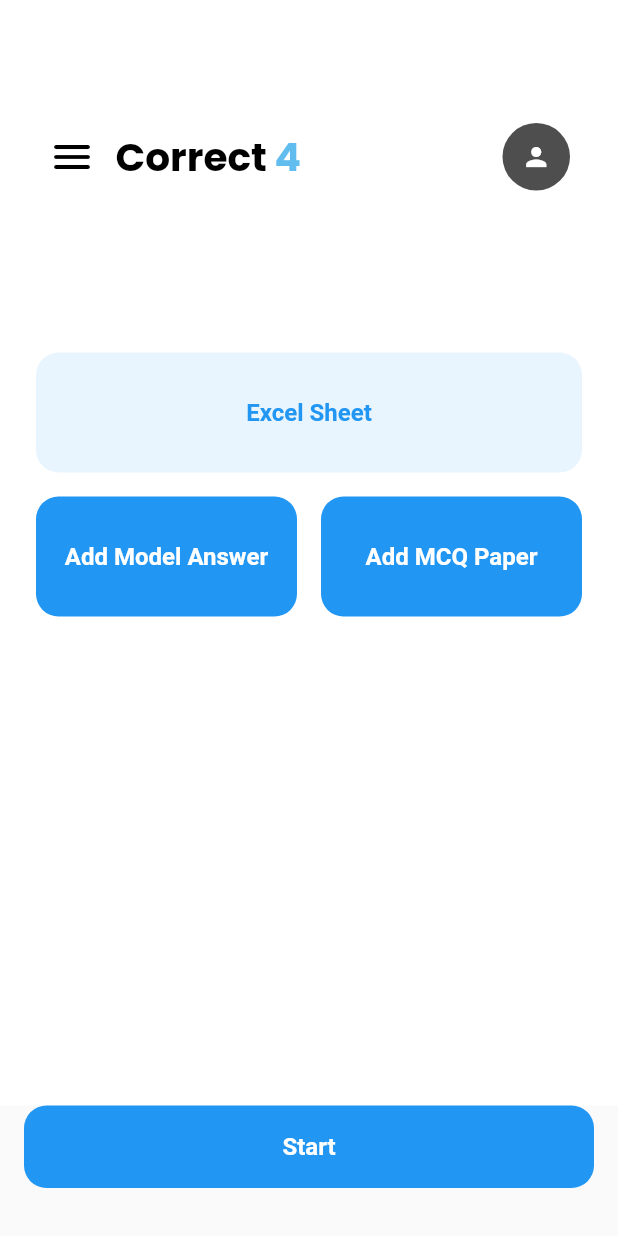
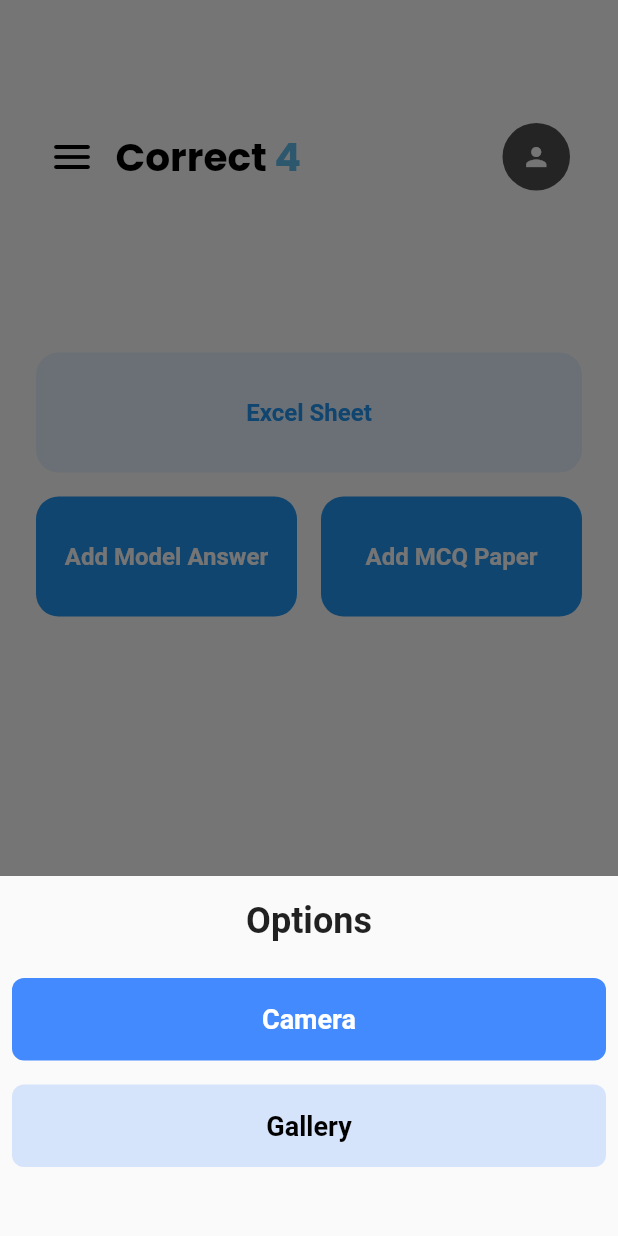
Before and after one commit to Ahmedgx/correct-4, a Flutter app: the ActionsScreen screen opened directly with empty values, after a tap on "Add Model Answer", on a phone screen of 412 x 824 dp. Run offline on Flutter 3.47's test engine with Material 2 defaults, Android fonts, the phone set to English and light mode, and no system bars; our stand-ins replace dio, image_picker, loading_indicator, shared_preferences; accounts and stored records are empty.

```diff
--- a/lib/core/services/image_picker_service.dart
+++ b/lib/core/services/image_picker_service.dart
@@ -5,7 +5,7 @@ import 'package:image_picker/image_picker.dart';
 class ImagePickerService {
   ImagePickerService._();
 
-  static Future pickImageFromCamera() async {
+  static Future<File> pickImageFromCamera() async {
     File image;
     final picker = ImagePicker();
     var _pickedFile = await picker.pickImage(
@@ -16,7 +16,7 @@ class ImagePickerService {
     return image;
   }
 
-  static Future pickImageFromGallery() async {
+  static Future<File> pickImageFromGallery() async {
     File image;
     final picker = ImagePicker();
     var _pickedFile = await picker.pickImage(
--- a/lib/views/actions_screen.dart
+++ b/lib/views/actions_screen.dart
@@ -1,4 +1,10 @@
+import 'dart:developer';
+import 'dart:io';
+
+import 'package:dio/dio.dart';
 import 'package:flutter/material.dart';
+import 'package:http_parser/http_parser.dart';
+import 'package:untitled1/core/network/dio_helper.dart';
 import 'package:untitled1/core/services/image_picker_service.dart';
 
 import 'classes_screen.dart';
@@ -121,7 +127,94 @@ class _ActionsScreenState extends State<ActionsScreen> {
                   Expanded(
                     child: GestureDetector(
                       onTap: () async {
-                        await ImagePickerService.pickImageFromGallery();
+                        showModalBottomSheet<void>(
+                          context: context,
+                          builder: (BuildContext context) {
+                            return Container(
+                              height: 240,
+                              padding: EdgeInsets.symmetric(vertical: 16),
+                              child: Center(
+                                child: Column(
+                                  mainAxisAlignment: MainAxisAlignment.start,
+                                  children: <Widget>[
+                                    const Text(
+                                      'Options',
+                                      style: TextStyle(
+                                        fontWeight: FontWeight.bold,
+                                        fontSize: 24,
+                                      ),
+                                    ),
+                                    SizedBox(
+                                      height: 16,
+                                    ),
+                                    TextButton(
+                                      child: Container(
+                                        height: 55,
+                                        width: double.maxFinite,
+                                        decoration: BoxDecoration(
+                                            color: Colors.blueAccent,
+                                            borderRadius:
+                                                BorderRadius.circular(8)),
+                                        alignment: Alignment.center,
+                                        child: const Text(
+                                          'Camera',
+                                          style: TextStyle(
+                                              fontWeight: FontWeight.w600,
+                                              fontSize: 18,
+                                              color: Colors.white),
+                                        ),
+                                      ),
+                                      onPressed: () async {
+                                        File file = await ImagePickerService
+                                            .pickImageFromCamera();
+                                        Navigator.pop(context);
+                                      },
+                                    ),
+                                    TextButton(
+                                      child: Container(
+                                        height: 55,
+                                        width: double.maxFinite,
+                                        decoration: BoxDecoration(
+                                            color: Colors.blueAccent
+                                                .withOpacity(.2),
+                                            borderRadius:
+                                                BorderRadius.circular(8)),
+                                        alignment: Alignment.center,
+                                        child: const Text(
+                                          'Gallery',
+                                          style: TextStyle(
+                                              fontWeight: FontWeight.w600,
+                                              fontSize: 18,
+                                              color: Colors.black),
+                                        ),
+                                      ),
+                                      onPressed: () async {
+                                        File file = await ImagePickerService
+                                            .pickImageFromGallery();
+                                        Navigator.pop(context);
+                                        FormData formData = FormData.fromMap({
+                                          'model': await MultipartFile.fromFile(
+                                            file.path,
+                                            contentType:
+                                                MediaType('image', 'jpg'),
+                                          ),
+                                        });
+                                        var respone = await DioHelper.dio.post(
+                                          'groups/${widget.myClass.id}/setModelAnswer',
+                                          data: formData,
+                                          options: Options(
+                                            contentType: 'multipart/form-data',
+                                          ),
+                                        );
+                                        log(respone.data.toString());
+                                      },
+                                    ),
+                                  ],
+                                ),
+                              ),
+                            );
+                          },
+                        );
                       },
                       child: Container(
                         height: 80,
--- a/lib/views/classes_screen.dart
+++ b/lib/views/classes_screen.dart
@@ -1,3 +1,5 @@
+import 'dart:developer';
+
 import 'package:flutter/material.dart';
 import 'package:loading_indicator/loading_indicator.dart';
 
@@ -277,7 +279,8 @@ class MainCard extends StatelessWidget {
                       child: Row(
                         children: [
                           TextButton(
-                            onPressed: () {},
+                            onPressed: () {
+                            },
                             child: const Text(
                               'Add Model Answer',
                               style: TextStyle(
```
